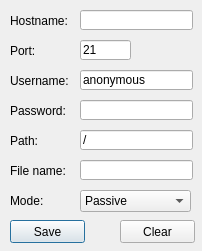
Old version of the form ServerStats/ftpexportsettings.ui in the repository ProjectHax/ServerStats.
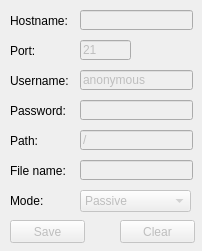
New version of the form.

Diff of the .ui file:
```diff
--- a/ServerStats/ftpexportsettings.ui
+++ b/ServerStats/ftpexportsettings.ui
@@ -26,6 +26,9 @@
    <string>FTP Settings</string>
   </property>
   <widget class="QLineEdit" name="Username">
+   <property name="enabled">
+    <bool>false</bool>
+   </property>
    <property name="geometry">
     <rect>
      <x>80</x>
@@ -42,6 +45,9 @@
    </property>
   </widget>
   <widget class="QLineEdit" name="Password">
+   <property name="enabled">
+    <bool>false</bool>
+   </property>
    <property name="geometry">
     <rect>
      <x>80</x>
@@ -55,6 +61,9 @@
    </property>
   </widget>
   <widget class="QLineEdit" name="Port">
+   <property name="enabled">
+    <bool>false</bool>
+   </property>
    <property name="geometry">
     <rect>
      <x>80</x>
@@ -71,6 +80,9 @@
    </property>
   </widget>
   <widget class="QLineEdit" name="Hostname">
+   <property name="enabled">
+    <bool>false</bool>
+   </property>
    <property name="geometry">
     <rect>
      <x>80</x>
@@ -136,6 +148,9 @@
    </property>
   </widget>
   <widget class="QPushButton" name="pushButton">
+   <property name="enabled">
+    <bool>false</bool>
+   </property>
    <property name="geometry">
     <rect>
      <x>10</x>
@@ -149,6 +164,9 @@
    </property>
   </widget>
   <widget class="QPushButton" name="pushButton_2">
+   <property name="enabled">
+    <bool>false</bool>
+   </property>
    <property name="geometry">
     <rect>
      <x>120</x>
@@ -175,6 +193,9 @@
    </property>
   </widget>
   <widget class="QLineEdit" name="Path">
+   <property name="enabled">
+    <bool>false</bool>
+   </property>
    <property name="geometry">
     <rect>
      <x>80</x>
@@ -188,6 +209,9 @@
    </property>
   </widget>
   <widget class="QLineEdit" name="FileName">
+   <property name="enabled">
+    <bool>false</bool>
+   </property>
    <property name="geometry">
     <rect>
      <x>80</x>
@@ -224,6 +248,9 @@
    </property>
   </widget>
   <widget class="QComboBox" name="TransferMode">
+   <property name="enabled">
+    <bool>false</bool>
+   </property>
    <property name="geometry">
     <rect>
      <x>80</x>
```
